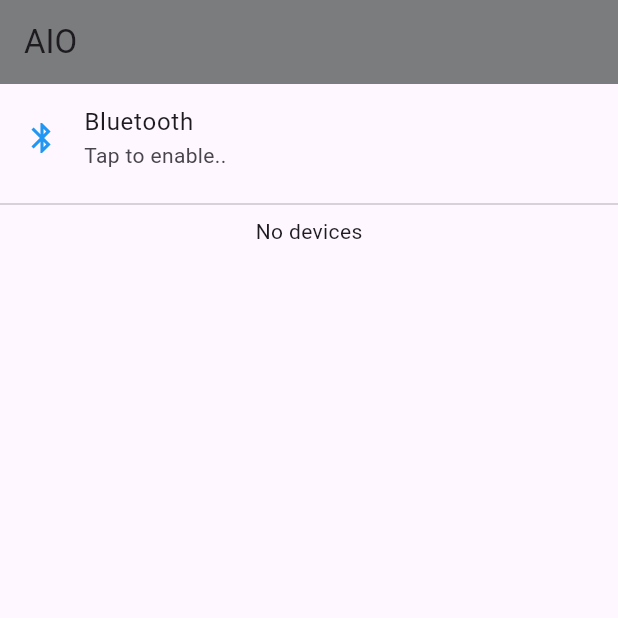
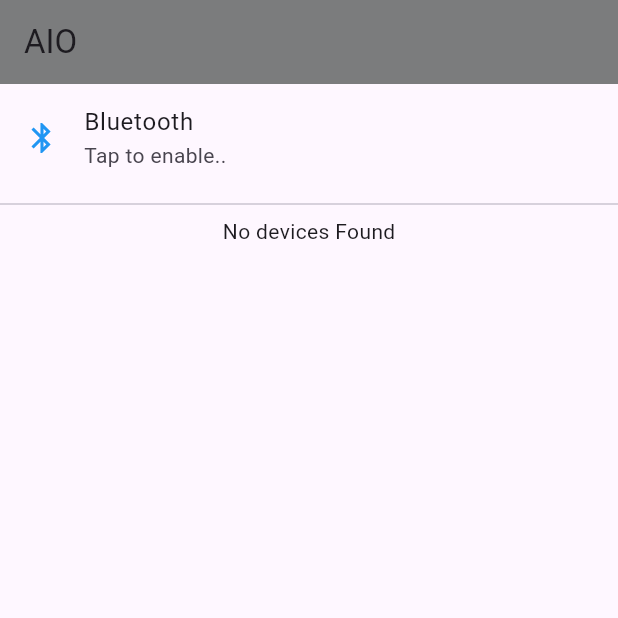
Before and after one commit to Dinith132/ALL-IN-ONE-ADVENTURE-COMPANION-WEARABLE, a Flutter app: the screen it shows after launch, on a phone screen of 412 x 824 dp, the top half of it. Run offline on Flutter 3.47's test engine with Material 3 defaults, Android fonts, the phone set to English and light mode, and no system bars; missing offline and left inert: flutter_blue_classic.

Commit message:
Update no devices message in main.dart

```diff
--- a/Flutter_Application_SourceCodes/lib/main.dart
+++ b/Flutter_Application_SourceCodes/lib/main.dart
@@ -100,7 +100,7 @@ class _MainScreenState extends State<MainScreen> {
           ),
           const Divider(),
           if (scanResults.isEmpty)
-        const Center(child: Text("No devices"))
+        const Center(child: Text("No devices Found"))
           else
         for (var (index, result) in scanResults.indexed)
           ListTile(
```
